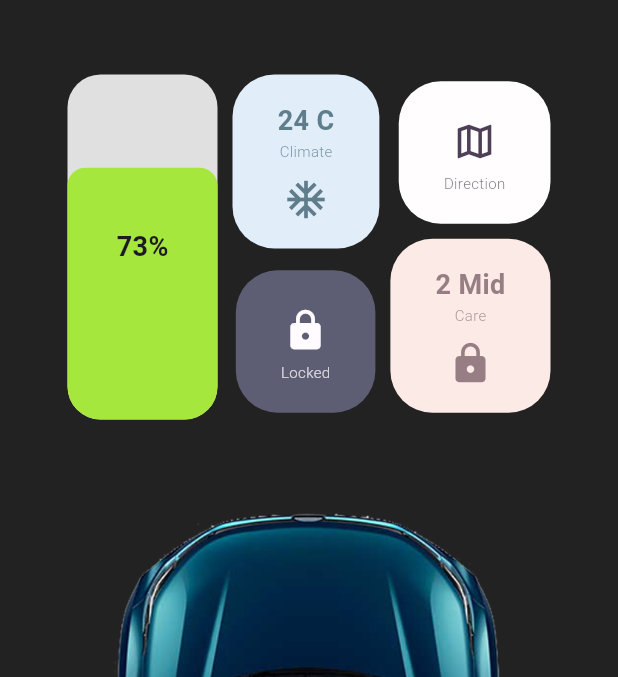
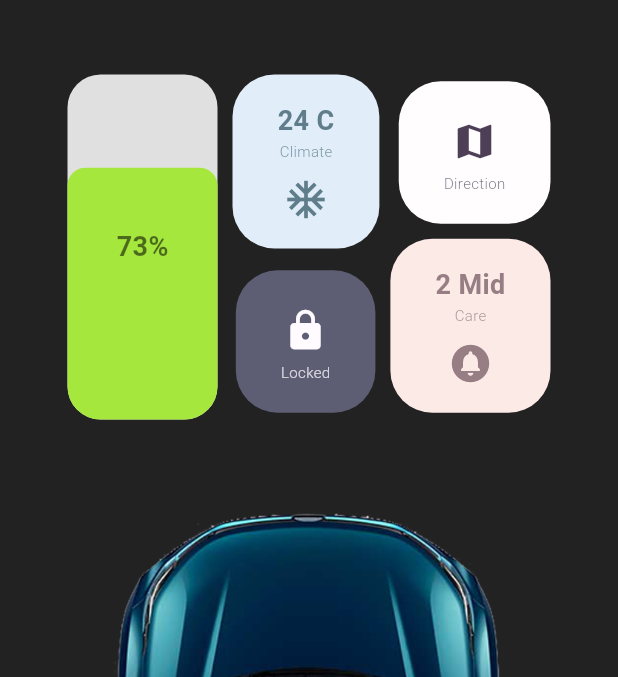
Before and after one commit to rengapraveenx/carUI, a Flutter app: the ControlsScreen screen opened directly, on a phone screen of 412 x 824 dp, the part 113-790 px from its top. Run offline on Flutter 3.47's test engine with Material 3 defaults, Android fonts, the phone set to English and light mode, and no system bars; drawn by our look-alikes of flutter_animate; our stand-ins replace flutter_map, latlong2.

```diff
--- a/lib/screens/controls.dart
+++ b/lib/screens/controls.dart
@@ -1,3 +1,5 @@
+import 'package:carui/screens/service_screen.dart';
+import 'package:carui/screens/widgets/action_button.dart';
 import 'package:carui/screens/widgets/battery_widget.dart';
 import 'package:carui/screens/widgets/hearder_widget.dart';
 import 'package:flutter/material.dart';
@@ -61,7 +63,7 @@ class ControlsScreen extends StatelessWidget {
                                 //* Map
                                 actionButton(
                                   description: 'Direction',
-                                  icon: Icons.map_outlined,
+                                  icon: Icons.map,
                                   bgColor: Color(0xFFFFFDFE),
                                   fgColor: Color(0xff4D3F56),
                                   isBigButton: false,
@@ -83,7 +85,7 @@ class ControlsScreen extends StatelessWidget {
                                     actionButton(
                                       title: '2 Mid',
                                       description: 'Care',
-                                      icon: Icons.lock,
+                                      icon: Icons.circle_notifications,
                                       bgColor: Color(0xFFFCEAE7),
                                       fgColor: Color(0xFF967E84),
                                       isBigButton: true,
@@ -106,7 +108,10 @@ class ControlsScreen extends StatelessWidget {
               child: GestureDetector(
                 onPanUpdate: (details) {
                   if (details.delta.dy < -10) {
-                    print("Swipe UP");
+                    Navigator.push(
+                      context,
+                      MaterialPageRoute(builder: (_) => const ServiceScreen()),
+                    );
                   } else if (details.delta.dy > 10) {
                     print("Swipe DOWN");
                   } else if (details.delta.dx > 10) {
@@ -114,6 +119,9 @@ class ControlsScreen extends StatelessWidget {
                   } else if (details.delta.dx < -10) {
                     print("Swipe LEFT");
                   }
+                },
+                onTap: () {
+                  Navigator.pop(context);
                 },
                 child: Hero(
                   tag: 'carTag',
@@ -135,77 +143,4 @@ class ControlsScreen extends StatelessWidget {
       ),
     );
   }
-
-  Widget actionButton({
-    String? title,
-    required String description,
-    required IconData icon,
-    required Color bgColor,
-    required Color fgColor,
-    bool isBigButton = true,
-  }) {
-    return Container(
-      padding: EdgeInsets.symmetric(
-        vertical: isBigButton ? 18 : 10,
-        horizontal: 30,
-      ),
-      decoration: BoxDecoration(
-        borderRadius: BorderRadius.circular(28),
-        color: bgColor,
-      ),
-      child: Column(
-        spacing: 10,
-        children: [
-          Column(
-            children: [
-              if (title != null && isBigButton)
-                Text(
-                  title,
-                  style: TextStyle(
-                    fontSize: 18,
-                    fontWeight: FontWeight.bold,
-                    color: fgColor,
-                  ),
-                ),
-              if (isBigButton)
-                Text(
-                  description,
-                  style: TextStyle(
-                    color: fgColor.withAlpha(200),
-                    fontWeight: FontWeight.w300,
-                    fontSize: 10,
-                  ),
-                ),
-            ],
-          ),
-          if (isBigButton) Icon(icon, color: fgColor, size: 30),
-          if (!isBigButton)
-            Padding(
-              padding: const EdgeInsets.only(bottom: 10, top: 5),
-              child: Column(
-                spacing: 6,
-                children: [
-                  Icon(icon, color: fgColor, size: 30),
-                  Text(
-                    description,
-                    style: TextStyle(
-                      color: fgColor.withAlpha(200),
-                      fontWeight: FontWeight.w300,
-                      fontSize: 10,
-                    ),
-                  ),
-                ],
-              ),
-            ),
-        ],
-      ),
-    );
-  }
-
-  Widget batteryIndicator() {
-    return Stack(children: [
-
-      ],
-    );
-  }
 }
--- /dev/null
+++ b/lib/screens/widgets/action_button.dart
@@ -0,0 +1,68 @@
+
+  import 'package:flutter/material.dart';
+
+Widget actionButton({
+    String? title,
+    required String description,
+    required IconData icon,
+    required Color bgColor,
+    required Color fgColor,
+    bool isBigButton = true,
+  }) {
+    return Container(
+      padding: EdgeInsets.symmetric(
+        vertical: isBigButton ? 18 : 10,
+        horizontal: 30,
+      ),
+      decoration: BoxDecoration(
+        borderRadius: BorderRadius.circular(28),
+        color: bgColor,
+      ),
+      child: Column(
+        spacing: 10,
+        children: [
+          Column(
+            children: [
+              if (title != null && isBigButton)
+                Text(
+                  title,
+                  style: TextStyle(
+                    fontSize: 18,
+                    fontWeight: FontWeight.bold,
+                    color: fgColor,
+                  ),
+                ),
+              if (isBigButton)
+                Text(
+                  description,
+                  style: TextStyle(
+                    color: fgColor.withAlpha(200),
+                    fontWeight: FontWeight.w300,
+                    fontSize: 10,
+                  ),
+                ),
+            ],
+          ),
+          if (isBigButton) Icon(icon, color: fgColor, size: 30),
+          if (!isBigButton)
+            Padding(
+              padding: const EdgeInsets.only(bottom: 10, top: 5),
+              child: Column(
+                spacing: 6,
+                children: [
+                  Icon(icon, color: fgColor, size: 30),
+                  Text(
+                    description,
+                    style: TextStyle(
+                      color: fgColor.withAlpha(200),
+                      fontWeight: FontWeight.w300,
+                      fontSize: 10,
+                    ),
+                  ),
+                ],
+              ),
+            ),
+        ],
+      ),
+    );
+  }
--- a/lib/screens/widgets/battery_widget.dart
+++ b/lib/screens/widgets/battery_widget.dart
@@ -41,7 +41,12 @@ class BatteryWidget extends StatelessWidget {
           ),
           const Text(
             "73%",
-            style: TextStyle(fontSize: 18, fontWeight: FontWeight.bold),
+            style: TextStyle(
+              fontSize: 18,
+              fontWeight: FontWeight.bold,
+              // color: Color(0xff9E8D97),
+              color: Colors.black54,
+            ),
           ),
         ],
       ),
--- a/pubspec.yaml
+++ b/pubspec.yaml
@@ -64,6 +64,7 @@ flutter:
   assets:
     - assets/car_top_view.png
     - assets/profile.jpg
+    - assets/ch.png
   #   - images/a_dot_ham.jpeg
 
   # An image asset can refer to one or more resolution-specific "variants", see
```
Also changed, not shown: lib/screens/charger_screen.dart (added, +166 -0 lines), lib/screens/service_screen.dart (added, +85 -0 lines), assets/ch.png (added).
